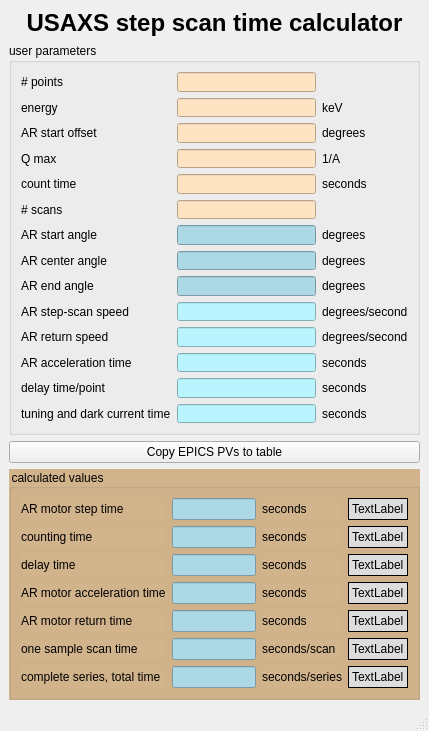
APS-USAXS/tools, file scanTimeCalc/scanTimeCalc.ui: the form before one commit.
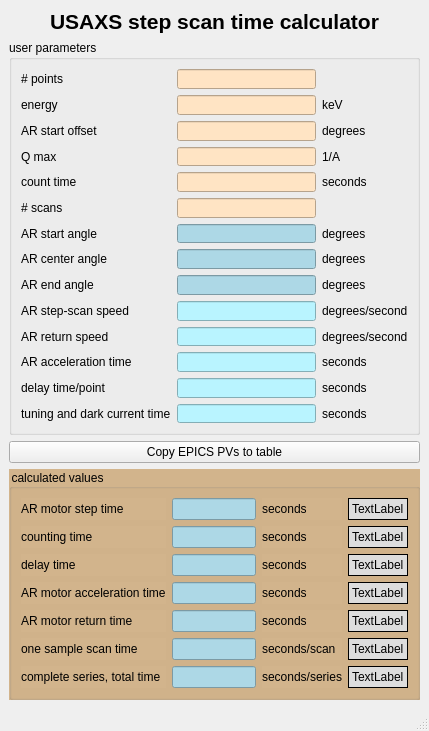
The form after the commit.

Commit message: start the GUI, no funcationality yet, decision is to not redevelop this tool

What changed in the file:
```diff
--- a/scanTimeCalc/scanTimeCalc.ui
+++ b/scanTimeCalc/scanTimeCalc.ui
@@ -39,7 +39,7 @@
        <widget class="QLabel" name="title">
         <property name="font">
          <font>
-          <pointsize>18</pointsize>
+          <pointsize>16</pointsize>
           <weight>75</weight>
           <bold>true</bold>
          </font>
```
The commit also changes 2 other files.
